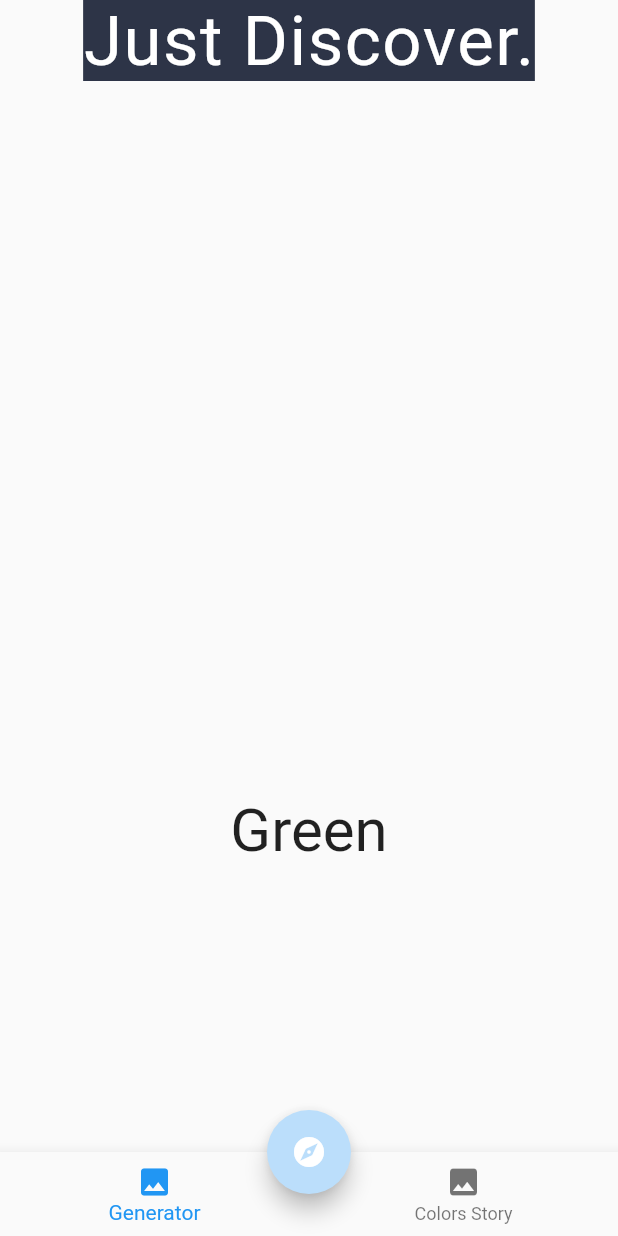
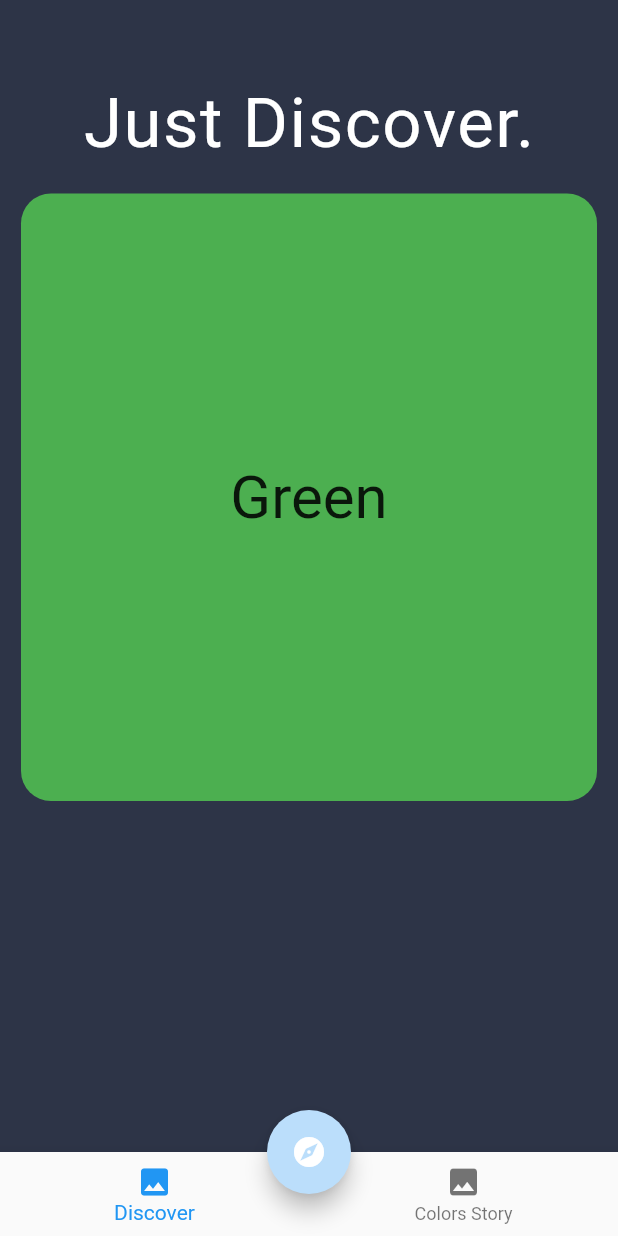
Before and after one commit to DanDeGrasse/DisColor, a Flutter app: the screen it shows after launch, on a phone screen of 412 x 824 dp. Run offline on Flutter 3.47's test engine with Material 2 defaults, Android fonts, the phone set to English and light mode, and no system bars.

Commit message:
Commit 0.3
Many visual changes.

```diff
--- a/lib/main.dart
+++ b/lib/main.dart
@@ -183,21 +183,28 @@ class Colore extends State<App> {
         case 0:
           return Column(children: <Widget>[
             Container(
+              width: 50,
+              height: 55,
               color: Color(0xFF2d3447),
-              child: Text(
-                'Just Discover.',
-                style: TextStyle(
-                    color: Colors.white, fontSize: 46.0, letterSpacing: 1.0),
-              ),
             ),
+            Center(
+                child: Text('Just Discover.',
+                    style: TextStyle(
+                        color: Colors.white,
+                        fontSize: 46.0,
+                        letterSpacing: 1.0))),
+                        Container(
+                          height: 20,
+                          color: Color(0xFF2d3447),
+                        ),
             AnimatedContainer(
               decoration: BoxDecoration(
-                borderRadius: BorderRadius.circular(16.0),
+                color: colors[indexcolor],
+                borderRadius: BorderRadius.circular(20.0),
               ),
-              width: 1000,
-              height: 1000,
+              height: 405,
+              width: 384,
               duration: Duration(seconds: 1),
-              color: colors[indexcolor],
               child: Center(
                 child: Text(coloreTesto, style: TextStyle(fontSize: 40.0)),
               ),
@@ -210,79 +217,79 @@ class Colore extends State<App> {
               height: 200,
               width: 100,
             ),
-            Text('The Red Color'),
+            Text('The Red Color',style: TextStyle(color: Colors.white),),
             Container(
               color: Colors.blue,
               height: 200,
               width: 100,
             ),
-            Text('The Blue Color'),
+            Text('The Blue Color',style: TextStyle(color: Colors.white)),
             Container(
               color: Colors.green,
               height: 200,
               width: 100,
             ),
-            Text('The Green Color'),
+            Text('The Green Color',style: TextStyle(color: Colors.white)),
             Container(
               color: Colors.yellow,
               height: 200,
               width: 100,
             ),
-            Text('The Yellow Color'),
+            Text('The Yellow Color',style: TextStyle(color: Colors.white)),
             Container(
               color: Colors.amber,
               height: 200,
               width: 100,
             ),
-            Text('The Amber Color'),
+            Text('The Amber Color',style: TextStyle(color: Colors.white)),
             Container(
               color: Colors.black,
               height: 200,
               width: 100,
             ),
-            Text('The Black Color'),
+            Text('The Black Color',style: TextStyle(color: Colors.white)),
             Container(
               color: Colors.brown,
               height: 200,
               width: 100,
             ),
-            Text('The Brown Color'),
+            Text('The Brown Color',style: TextStyle(color: Colors.white)),
             Container(
               color: Colors.brown,
               height: 200,
               width: 100,
             ),
-            Text('The Black Color'),
+            Text('The Black Color',style: TextStyle(color: Colors.white)),
             Container(
               color: Colors.brown,
               height: 200,
               width: 100,
             ),
-            Text('The Black Color'),
+            Text('The Black Color',style: TextStyle(color: Colors.white)),
             Container(
               color: Colors.brown,
               height: 200,
               width: 100,
             ),
-            Text('The Black Color'),
+            Text('The Black Color',style: TextStyle(color: Colors.white)),
             Container(
               color: Colors.brown,
               height: 200,
               width: 100,
             ),
-            Text('The Black Color'),
+            Text('The Black Color',style: TextStyle(color: Colors.white)),
             Container(
               color: Colors.brown,
               height: 200,
               width: 100,
             ),
-            Text('The Black Color'),
+            Text('The Black Color',style: TextStyle(color: Colors.white)),
             Container(
               color: Colors.brown,
               height: 200,
               width: 100,
             ),
-            Text('The Black Color'),
+            Text('The Black Color',style: TextStyle(color: Colors.white)),
           ]);
       }
       return null;
@@ -290,6 +297,7 @@ class Colore extends State<App> {
 
     return MaterialApp(
       home: Scaffold(
+        backgroundColor: Color(0xFF2d3447),
         floatingActionButtonLocation: FloatingActionButtonLocation.centerDocked,
         floatingActionButton: FloatingActionButton(
           child: Icon(Icons.explore),
@@ -308,7 +316,7 @@ class Colore extends State<App> {
           },
           items: <BottomNavigationBarItem>[
             BottomNavigationBarItem(
-                icon: Icon(Icons.image), title: Text('Generator')),
+                icon: Icon(Icons.image), title: Text('Discover')),
             BottomNavigationBarItem(
                 icon: Icon(Icons.image), title: Text('Colors Story'))
           ],
```
